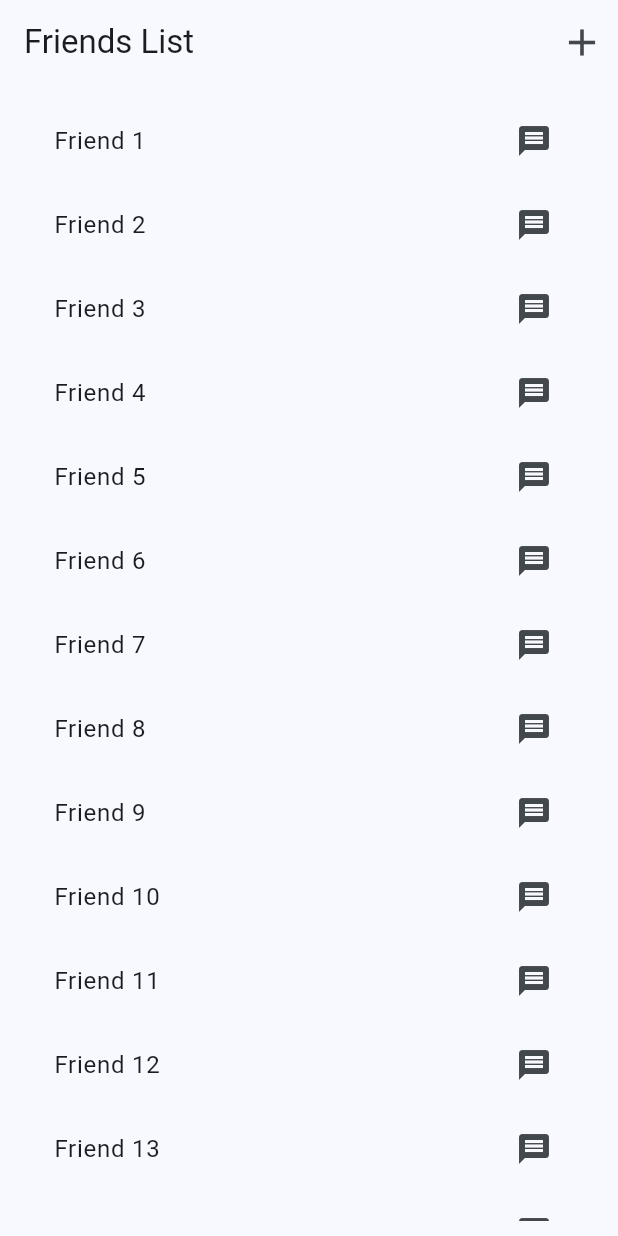
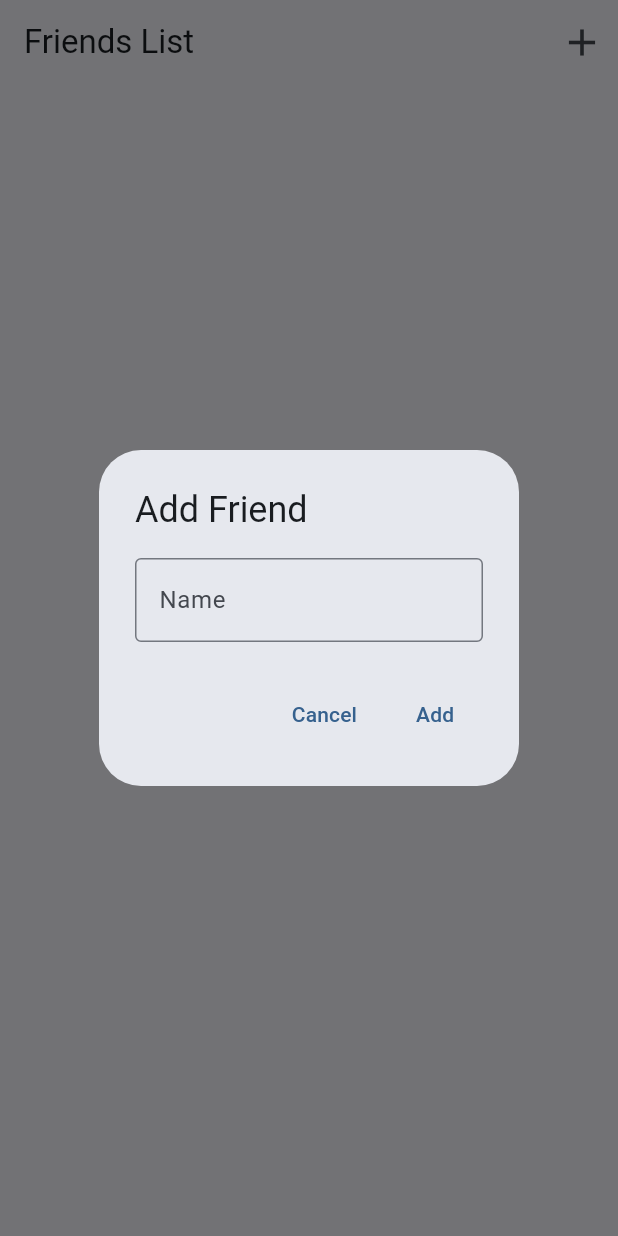
Before and after one commit to anthonydip/flutter-messenger, a Flutter app: the screen it shows after launch, after a tap on the "add" icon, on a phone screen of 412 x 824 dp. Run offline on Flutter 3.47's test engine with Material 2 defaults, Android fonts, the light colour scheme and no system bars.

Commit message:
feat: temporary friend adding

```diff
--- a/lib/main.dart
+++ b/lib/main.dart
@@ -8,16 +8,16 @@
 }
 
 void main() {
-  runApp(const MyApp());
+  runApp(const MessengerApp());
 }
 
-class MyApp extends StatelessWidget {
-  const MyApp({super.key});
+class MessengerApp extends StatelessWidget {
+  const MessengerApp({super.key});
 
   @override
   Widget build(BuildContext context) {
     return ChangeNotifierProvider(
-      create: (context) => MyAppState(),
+      create: (context) => MessengerAppState(),
       child: MaterialApp(
         title: 'Simple Messenger',
         theme: ThemeData(
@@ -30,15 +30,46 @@
   }
 }
 
-class MyAppState extends ChangeNotifier {
+class MessengerAppState extends ChangeNotifier {
+  var friends = <Friend>[];
 
+  void addFriend(name) {
+    if (friends.contains(name)) {
+      // Friend already exists
+      // code..
+    } else {
+      print('Added $name');
+      friends.add(Friend(name));
     }
 
-class FriendsPage extends StatelessWidget {
+    notifyListeners();
+  }
+}
+
+class FriendsPage extends StatefulWidget {
   const FriendsPage({super.key});
 
   @override
+  State<FriendsPage> createState() => _FriendsPageState();
+}
+
+class _FriendsPageState extends State<FriendsPage> {
+  // Create a text controller and use it to retrieve the current value
+  // of the TextField
+  final controller = TextEditingController();
+
+  @override
+  void dispose() {
+    // Clean up the controller when the widget is disposed
+    controller.dispose();
+    super.dispose();
+  }
+
+  @override
   Widget build(BuildContext context) {
+    var appState = context.watch<MessengerAppState>();
+    var friends = appState.friends;
+
     return Scaffold(
       appBar: AppBar(
         title: const Text('Friends List'),
@@ -46,50 +77,67 @@
         actions: <Widget>[
           IconButton(
             icon: const Icon(Icons.add, size: 30),
+            onPressed: () => showDialog<String>(
+              context: context,
+              builder: (BuildContext context) => AlertDialog(
+                title: const Text('Add Friend'),
+                content: TextField(
+                  controller: controller,
+                  decoration: const InputDecoration(
+                    border: OutlineInputBorder(),
+                    labelText: 'Name',
+                  ),
+                ),
+                actions: <Widget>[
+                  TextButton(
+                    onPressed: () => Navigator.pop(context, 'Cancel'),
+                    child: const Text('Cancel'),
+                  ),
+                  TextButton(
                     onPressed: () {
-              // Add friend functionality
-              // code...
+                      // Add friend
+                      appState.addFriend(controller.text);
+
+                      Navigator.pop(context, 'Add');
                     },
-          )
+                    child: const Text('Add'),
+                  ),
+                ],
+              ),
+            ),
+          ),
         ],
         automaticallyImplyLeading: false,
       ),
       body: Padding(
         padding: const EdgeInsets.only(left: 20, top: 10, right: 20, bottom: 10),
-        child: ListView(
-          children: [
-            for (var i = 1; i <= 100; i++)
-              ListTile(
-                title: Text('Friend $i'),
+        child: ListView.builder(
+          itemCount: friends.length,
+          itemBuilder: (BuildContext context, int index) {
+            return ListTile(
+              title: Text(friends[index].name),
               trailing: const Icon(Icons.message),
               onTap: () {
                 Navigator.push(
                   context,
                   MaterialPageRoute(
-                      builder: (context) => MessagePage(friend: Friend('Name $i')),
-                    )
+                    builder: (context) => MessagePage(friend: friends[index]),
+                  ),
                 );
-                }
-              )
-          ]
+              },
+            );
+          },
         ),
       )
     );
   }
 }
 
-// class MessagePage extends StatefulWidget {
-//   const MessagePage({super.key, required this.friend});
-
-//   final Friend friend;
-
-//   @override
-//   State<MessagePage> createState() => _MessagePageState();
-// }
-
 class MessagePage extends StatelessWidget {
+  // In the constructor, require a Friend
   const MessagePage({super.key, required this.friend});
 
+  // Declare a field that holds the Friend
   final Friend friend;
 
   @override
```
Also changed, not shown: 1 other file. Lines whose indentation alone changed are shown as unchanged.
